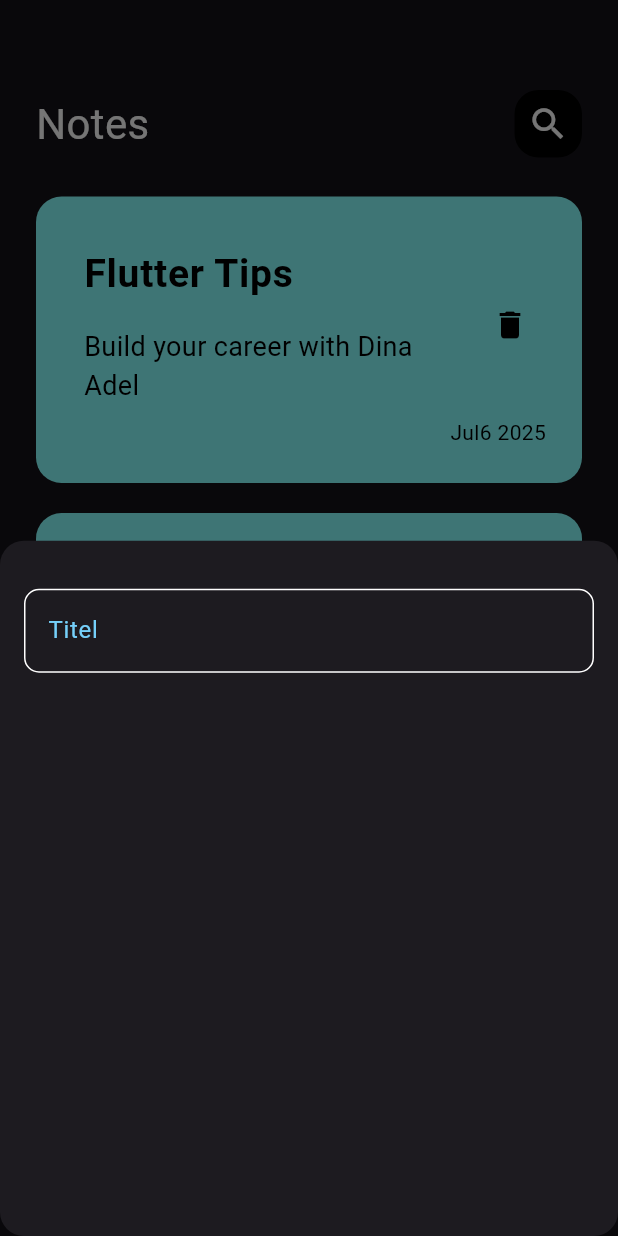
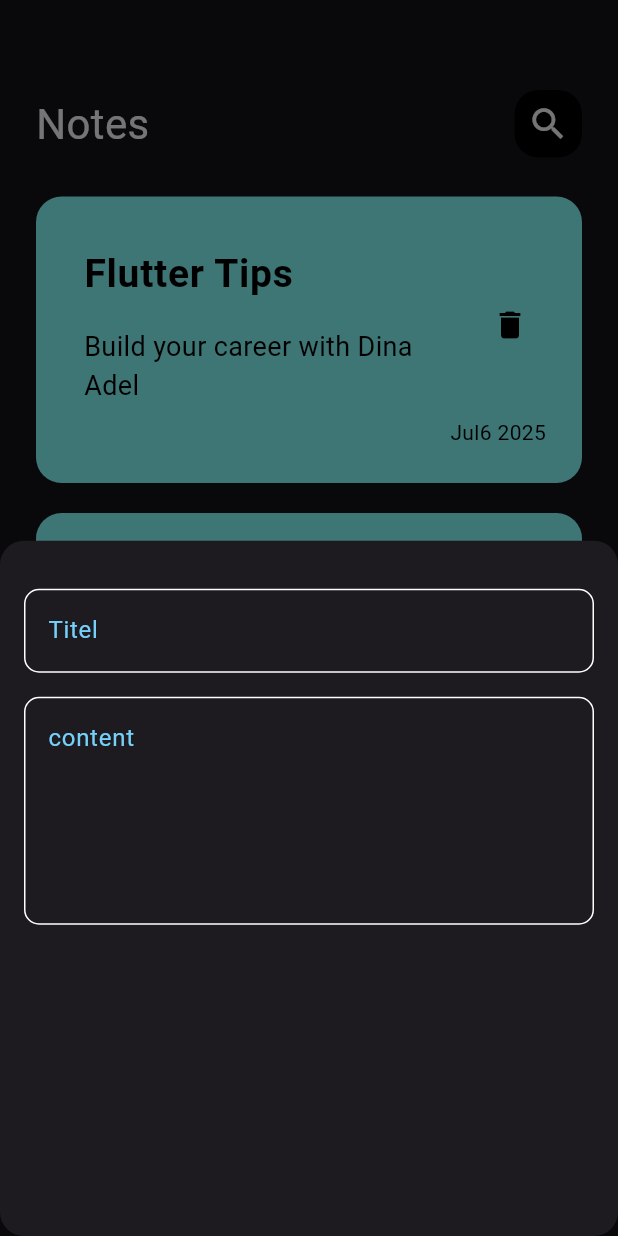
Before and after one commit to dinaadel11/Note_App, a Flutter app: the screen it shows after launch, after a tap on the "add" icon, on a phone screen of 412 x 824 dp. Run offline on Flutter 3.47's test engine with Material 3 defaults, Android fonts, the phone set to English and light mode, and no system bars; our stand-ins replace device_preview.

Commit message:
add field to bottom sheet

```diff
--- a/lib/views/widgets/add_note_bottom_sheet.dart
+++ b/lib/views/widgets/add_note_bottom_sheet.dart
@@ -8,12 +8,22 @@ class AddNoteBottomSheet extends StatelessWidget {
   Widget build(BuildContext context) {
     return const Padding(
       padding: EdgeInsets.symmetric(horizontal: 16),
-      child: const Column(
+      child: Column(
         children: [
           SizedBox(
             height: 32,
           ),
-          CustomTextField(),
+          CustomTextField(
+            hint: 'Titel',
+            maxlines: 1,
+          ),
+          SizedBox(
+            height: 16,
+          ),
+          CustomTextField(
+            hint: 'content',
+            maxlines: 5,
+          ),
         ],
       ),
     );
--- a/lib/views/widgets/custom_text_field.dart
+++ b/lib/views/widgets/custom_text_field.dart
@@ -1,16 +1,17 @@
-import 'package:flutter/gestures.dart';
 import 'package:flutter/material.dart';
 import 'package:newsapp/constrain.dart';
 
 class CustomTextField extends StatelessWidget {
-  const CustomTextField({super.key});
-
+  const CustomTextField({super.key, required this.hint, this.maxlines = 1});
+  final String hint;
+  final int maxlines;
   @override
   Widget build(BuildContext context) {
     return TextField(
       cursorColor: KPrimaryColor,
+      maxLines: maxlines,
       decoration: InputDecoration(
-        hintText: 'Titel',
+        hintText: hint,
         hintStyle: const TextStyle(color: KPrimaryColor),
         border: buildborder(),
         enabledBorder: buildborder(),
```
